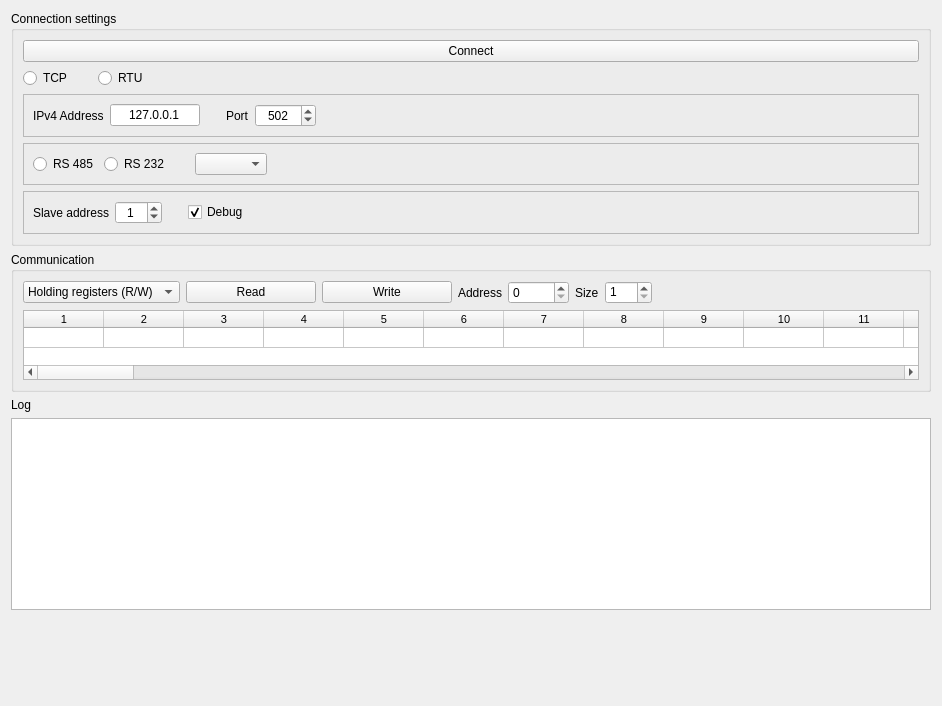
This is src/client_form.ui in ipeperko/modbus-tester as Qt 5 draws it before an edit. The edited form follows.
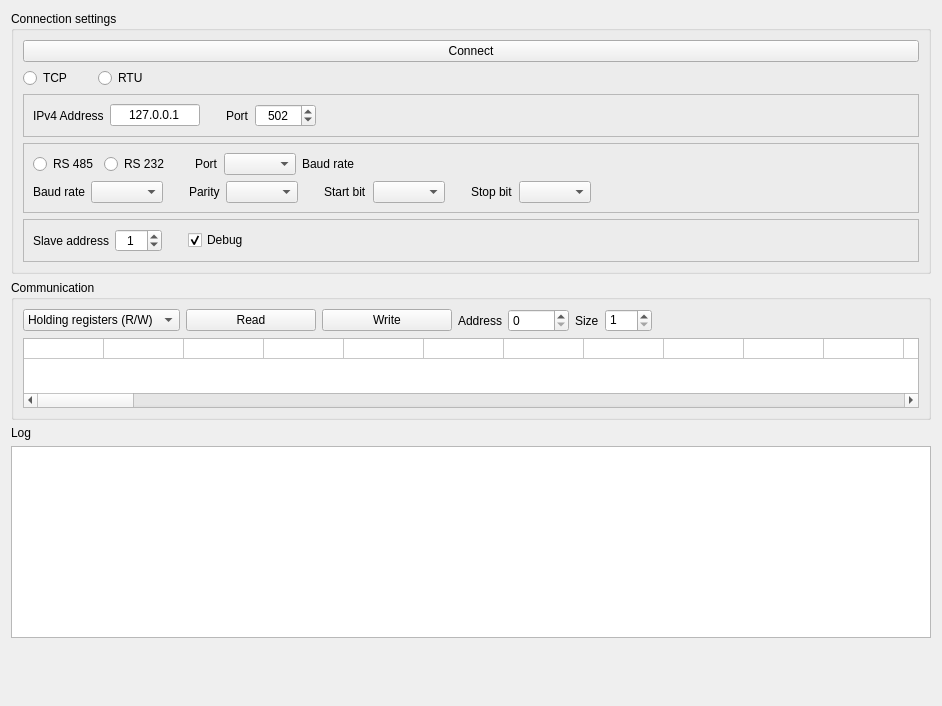
This is the edited form. Custom widgets are drawn as their Qt base class.

Commit message: Client form RTU specific widgets added

Patch:
```diff
--- a/src/client_form.ui
+++ b/src/client_form.ui
@@ -236,9 +236,23 @@
                </item>
               </layout>
              </item>
+             <item>
+              <widget class="QLabel" name="label_8">
+               <property name="text">
+                <string>Port</string>
+               </property>
+              </widget>
+             </item>
              <item>
               <widget class="QComboBox" name="comboBox_SerialDevice"/>
              </item>
+             <item>
+              <widget class="QLabel" name="label_7">
+               <property name="text">
+                <string>Baud rate</string>
+               </property>
+              </widget>
+             </item>
              <item>
               <spacer name="horizontalSpacer_2">
                <property name="orientation">
@@ -254,6 +268,111 @@
              </item>
             </layout>
            </item>
+           <item>
+            <layout class="QHBoxLayout" name="horizontalLayout_5">
+             <item>
+              <widget class="QLabel" name="label_9">
+               <property name="text">
+                <string>Baud rate</string>
+               </property>
+              </widget>
+             </item>
+             <item>
+              <widget class="QComboBox" name="comboBox_BaudRate"/>
+             </item>
+             <item>
+              <spacer name="horizontalSpacer_11">
+               <property name="orientation">
+                <enum>Qt::Horizontal</enum>
+               </property>
+               <property name="sizeType">
+                <enum>QSizePolicy::Fixed</enum>
+               </property>
+               <property name="sizeHint" stdset="0">
+                <size>
+                 <width>20</width>
+                 <height>20</height>
+                </size>
+               </property>
+              </spacer>
+             </item>
+             <item>
+              <widget class="QLabel" name="label_10">
+               <property name="text">
+                <string>Parity</string>
+               </property>
+              </widget>
+             </item>
+             <item>
+              <widget class="QComboBox" name="comboBox_Parity"/>
+             </item>
+             <item>
+              <spacer name="horizontalSpacer_12">
+               <property name="orientation">
+                <enum>Qt::Horizontal</enum>
+               </property>
+               <property name="sizeType">
+                <enum>QSizePolicy::Fixed</enum>
+               </property>
+               <property name="sizeHint" stdset="0">
+                <size>
+                 <width>20</width>
+                 <height>20</height>
+                </size>
+               </property>
+              </spacer>
+             </item>
+             <item>
+              <widget class="QLabel" name="label_11">
+               <property name="text">
+                <string>Start bit</string>
+               </property>
+              </widget>
+             </item>
+             <item>
+              <widget class="QComboBox" name="comboBox_StartBit"/>
+             </item>
+             <item>
+              <spacer name="horizontalSpacer_13">
+               <property name="orientation">
+                <enum>Qt::Horizontal</enum>
+               </property>
+               <property name="sizeType">
+                <enum>QSizePolicy::Fixed</enum>
+               </property>
+               <property name="sizeHint" stdset="0">
+                <size>
+                 <width>20</width>
+                 <height>20</height>
+                </size>
+               </property>
+              </spacer>
+             </item>
+             <item>
+              <widget class="QLabel" name="label_12">
+               <property name="text">
+                <string>Stop bit</string>
+               </property>
+              </widget>
+             </item>
+             <item>
+              <widget class="QComboBox" name="comboBox_StopBit"/>
+             </item>
+             <item>
+              <spacer name="horizontalSpacer_10">
+               <property name="orientation">
+                <enum>Qt::Horizontal</enum>
+               </property>
+               <property name="sizeHint" stdset="0">
+                <size>
+                 <width>40</width>
+                 <height>20</height>
+                </size>
+               </property>
+              </spacer>
+             </item>
+            </layout>
+           </item>
           </layout>
          </widget>
         </item>
@@ -500,7 +619,7 @@
              <number>100</number>
             </property>
             <attribute name="horizontalHeaderVisible">
-             <bool>true</bool>
+             <bool>false</bool>
             </attribute>
             <attribute name="horizontalHeaderMinimumSectionSize">
              <number>24</number>
```
The commit also changes 1 other file.
